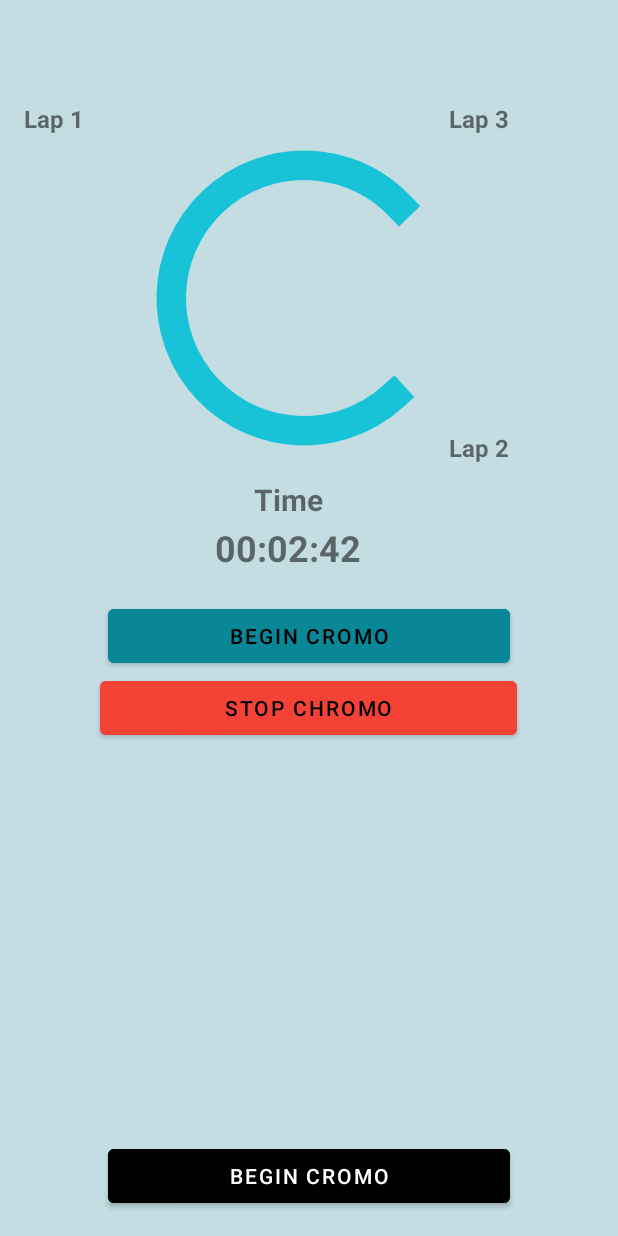
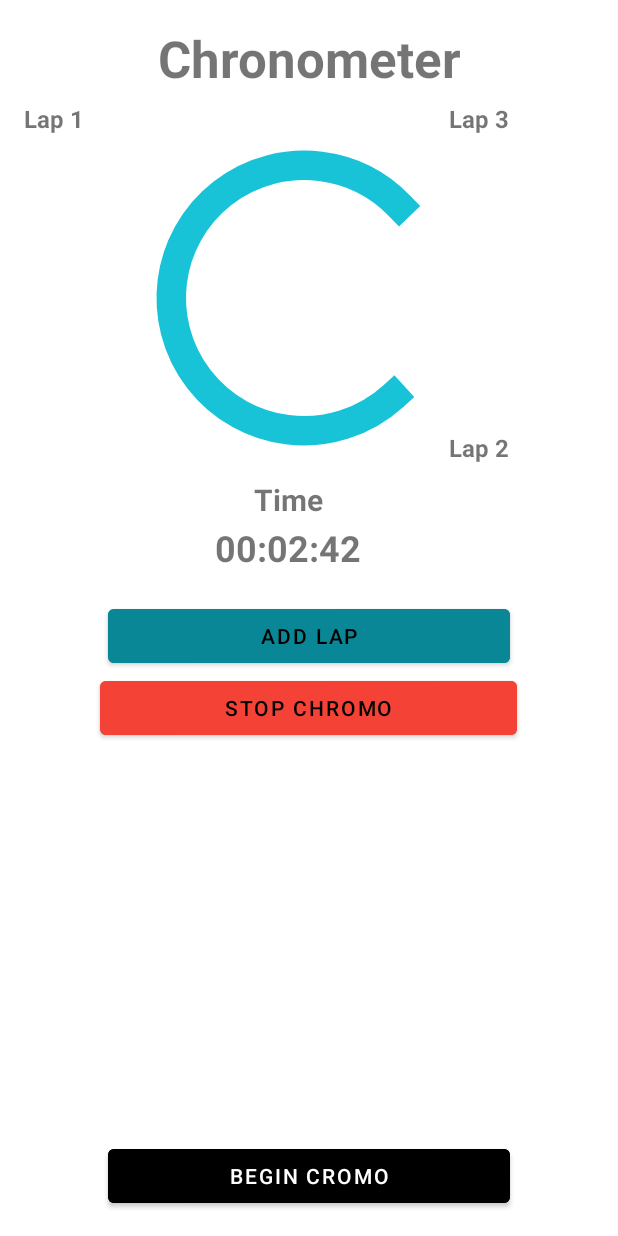
Before and after one commit to dfr99/SwimChrono, an Android app: the layout fragment_cronometer_start.xml on its own in the app's theme, with its tools: preview values and no code run, on a phone screen of 412 x 824 dp. Run offline under Robolectric (Android 15) with nearby library versions, the light colour scheme and no system bars.

Commit message:
Fix: actualización id elementos, definir titulo en el string y obtener colores la definicion estandar

```diff
--- a/app/SwimChrono/app/src/main/res/layout/fragment_cronometer.xml
+++ b/app/SwimChrono/app/src/main/res/layout/fragment_cronometer.xml
@@ -3,7 +3,7 @@
     xmlns:app="http://schemas.android.com/apk/res-auto"
     android:layout_width="match_parent"
     android:layout_height="match_parent"
-    android:background="#C4DDE2"
+    android:background="@color/chrono_white"
     android:orientation="vertical"
     android:padding="16dp">
 
@@ -15,8 +15,7 @@
         android:ellipsize="none"
         android:foregroundGravity="fill"
         android:gravity="end"
-        android:marginBottom="24dp"
-        android:text="Race Chromo"
+        android:text="@string/title_chronometer_race"
         android:textAlignment="textStart"
         android:textSize="24sp"
         android:textStyle="bold" />
@@ -129,7 +128,6 @@
         android:layout_height="wrap_content"
         android:layout_gravity="center_horizontal"
         android:backgroundTint="#098797"
-        android:marginTop="24dp"
         android:text="Begin Chromo"
         android:textColor="#000000" />
 
--- a/app/SwimChrono/app/src/main/res/layout/fragment_cronometer_start.xml
+++ b/app/SwimChrono/app/src/main/res/layout/fragment_cronometer_start.xml
@@ -2,7 +2,7 @@
 <LinearLayout xmlns:android="http://schemas.android.com/apk/res/android"
     android:layout_width="match_parent"
     android:layout_height="match_parent"
-    android:background="#C4DDE2"
+    android:background="@color/chrono_white"
     android:orientation="vertical"
     android:padding="16dp">
 
@@ -14,9 +14,9 @@
         android:ellipsize="none"
         android:foregroundGravity="fill"
         android:gravity="end"
-        android:marginBottom="24dp"
-        android:textAlignment="textStart"
-        android:textSize="24sp"
+        android:text="@string/title_chronometer"
+        android:textAlignment="center"
+        android:textSize="34sp"
         android:textStyle="bold" />
 
     <LinearLayout
@@ -36,7 +36,7 @@
                 android:orientation="horizontal">
 
                 <TextView
-                    android:id="@+id/textView3"
+                    android:id="@+id/textViewLap1"
                     android:layout_width="140dp"
                     android:layout_height="49dp"
                     android:layout_weight="1"
@@ -78,7 +78,7 @@
                     android:orientation="vertical">
 
                     <TextView
-                        android:id="@+id/textView3"
+                        android:id="@+id/textViewTime"
                         android:layout_width="match_parent"
                         android:layout_height="wrap_content"
                         android:layout_weight="1"
@@ -88,7 +88,7 @@
                         android:textStyle="bold" />
 
                     <TextView
-                        android:id="@+id/textView3"
+                        android:id="@+id/textViewTimeValue"
                         android:layout_width="match_parent"
                         android:layout_height="49dp"
                         android:layout_weight="1"
@@ -114,7 +114,7 @@
                 android:orientation="horizontal">
 
                 <TextView
-                    android:id="@+id/textView3"
+                    android:id="@+id/textViewLap3"
                     android:layout_width="140dp"
                     android:layout_height="49dp"
                     android:layout_weight="1"
@@ -129,7 +129,7 @@
                 android:orientation="horizontal">
 
                 <TextView
-                    android:id="@+id/textView3"
+                    android:id="@+id/textViewLap2"
                     android:layout_width="140dp"
                     android:layout_height="49dp"
                     android:layout_weight="1"
@@ -149,22 +149,20 @@
         android:orientation="vertical">
 
         <Button
-            android:id="@+id/beginButton"
+            android:id="@+id/addLapButton"
             android:layout_width="268dp"
             android:layout_height="wrap_content"
             android:layout_gravity="center_horizontal"
             android:backgroundTint="#098797"
-            android:marginTop="24dp"
-            android:text="Begin Cromo"
+            android:text="Add Lap"
             android:textColor="#000000" />
 
         <Button
-            android:id="@+id/beginButton"
+            android:id="@+id/stopButton"
             android:layout_width="278dp"
             android:layout_height="wrap_content"
             android:layout_gravity="center_horizontal"
             android:backgroundTint="#F44336"
-            android:marginTop="24dp"
             android:text="Stop Chromo"
             android:textColor="#000000" />
 
@@ -176,7 +174,6 @@
         android:layout_height="wrap_content"
         android:layout_gravity="center_horizontal"
         android:backgroundTint="#000000"
-        android:marginTop="24dp"
         android:text="Begin Cromo"
         android:textColor="#FFFFFF" />
 
--- a/app/SwimChrono/app/src/main/res/values/strings.xml
+++ b/app/SwimChrono/app/src/main/res/values/strings.xml
@@ -4,4 +4,6 @@
     <string name="title_tournaments">Tournaments</string>
     <string name="title_club">Club</string>
     <string name="title_profile">Profile</string>
+    <string name="title_chronometer">Chronometer</string>
+    <string name="title_chronometer_race">Race Chronometer</string>
 </resources>
```
